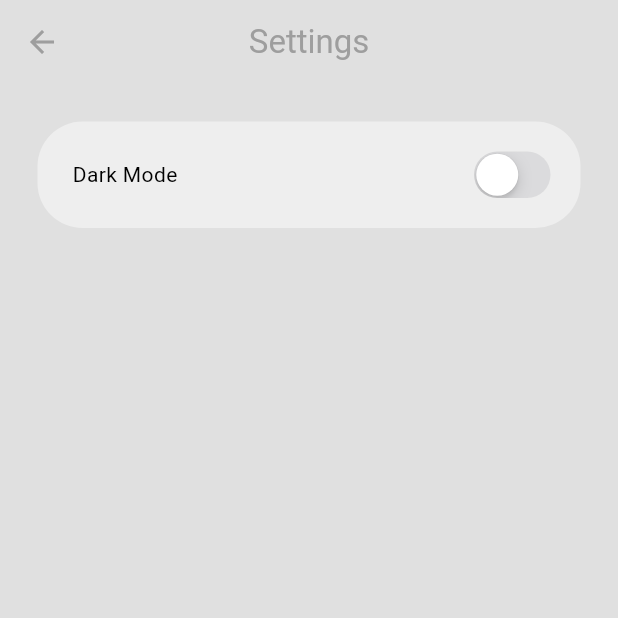
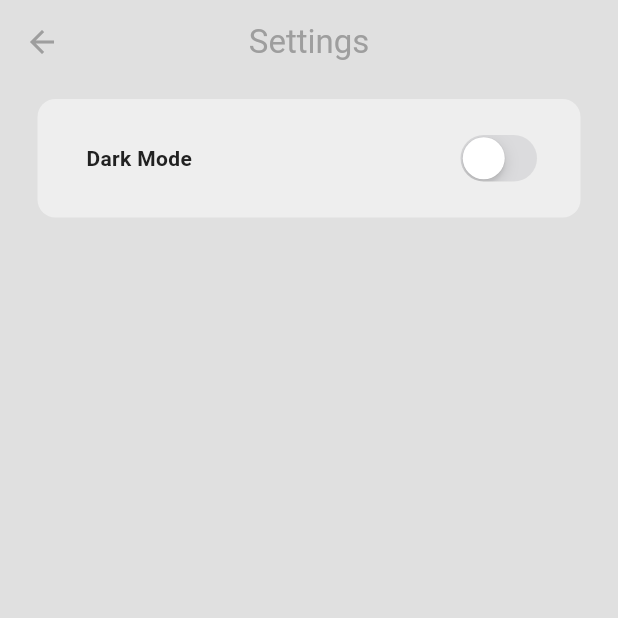
Before and after one commit to Darrylwin/minimal_chat, a Flutter app: the screen it shows once a user with an empty profile is signed in, in the side drawer, after a tap on "S E T T I N G S", on a phone screen of 412 x 824 dp, the top half of it. Run offline on Flutter 3.47's test engine with Material 3 defaults, Android fonts, the phone set to English and light mode, and no system bars; our stand-ins replace cloud_firestore, firebase_auth, firebase_core; accounts and stored records are empty.

Commit message:
restructuration de la settings page

```diff
--- a/lib/pages/setings_page.dart
+++ b/lib/pages/setings_page.dart
@@ -11,40 +11,86 @@ class SettingsPage extends StatelessWidget {
     return Scaffold(
         backgroundColor: Theme.of(context).colorScheme.surface,
         appBar: AppBar(
-        title: const Text(
-          "Settings",
-        ),
+          title: const Text("Settings"),
           centerTitle: true,
           backgroundColor: Colors.transparent,
           foregroundColor: Colors.grey,
           elevation: 0,
+          actions: [],
         ),
-      body: Container(
+        body:
+            // Container(
+            //   decoration: BoxDecoration(
+            //     color: Theme.of(context).colorScheme.secondary,
+            //     borderRadius: BorderRadius.circular(
+            //       30,
+            //     ),
+            //   ),
+            //   margin: const EdgeInsets.all(25),
+            //   padding: const EdgeInsets.all(16),
+            //   child: Row(
+            //     mainAxisAlignment: MainAxisAlignment.spaceBetween,
+            //     children: [
+            //       // dark mode
+            //       Text(
+            //         '  Dark Mode',
+            //         style: TextStyle(
+            //             fontWeight: FontWeight.bold,
+            //             color: Theme.of(context).colorScheme.inversePrimary),
+            //       ),
+
+            //       // switch toggle
+            //       CupertinoSwitch(
+            //         value:
+            //             Provider.of<ThemeProvider>(context, listen: false).isDarkMode,
+            //         onChanged: (value) =>
+            //             Provider.of<ThemeProvider>(context, listen: false)
+            //               ..toggleTheme(),
+            //       ),
+            //     ],
+            //   ),
+            // ),
+
+            Center(
+          child: ConstrainedBox(
+            constraints: const BoxConstraints(maxWidth: 600),
+            child: Column(
+              children: [
+                Container(
                   decoration: BoxDecoration(
                     color: Theme.of(context).colorScheme.secondary,
-          borderRadius: BorderRadius.circular(
-            30,
+                    borderRadius: BorderRadius.circular(12),
                   ),
-        ),
-        margin: const EdgeInsets.all(25),
-        padding: const EdgeInsets.all(16),
+                  margin: const EdgeInsets.only(left: 25, top: 10, right: 25),
+                  padding: const EdgeInsets.only(
+                      left: 25, right: 25, top: 20, bottom: 20),
                   child: Row(
                     mainAxisAlignment: MainAxisAlignment.spaceBetween,
                     children: [
                       // dark mode
-            const Text('  Dark Mode'),
+                      Text(
+                        '  Dark Mode',
+                        style: TextStyle(
+                            fontWeight: FontWeight.bold,
+                            color:
+                                Theme.of(context).colorScheme.inversePrimary),
+                      ),
 
                       // switch toggle
                       CupertinoSwitch(
                         value:
-                  Provider.of<ThemeProvider>(context, listen: false).isDarkMode,
+                            Provider.of<ThemeProvider>(context, listen: false)
+                                .isDarkMode,
                         onChanged: (value) =>
                             Provider.of<ThemeProvider>(context, listen: false)
                               ..toggleTheme(),
                       ),
                     ],
                   ),
+                )
+              ],
             ),
-    );
+          ),
+        ));
   }
 }
```
Lines whose indentation alone changed are shown as unchanged.
